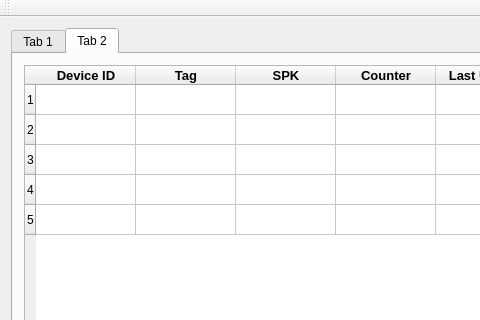
Above: mainwindow.ui from HarisFaris17/NFC-SPK-Gateway before the change; both pictures show x 0 to 480 and y 0 to 320 of the 1094 by 673 pixel window. Below: the same form after it.
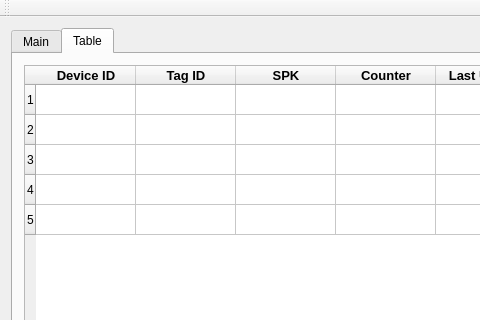
That is the form after the change. The open tabs and pages were chosen to show the change.

Diff of the .ui file:
```diff
--- a/mainwindow.ui
+++ b/mainwindow.ui
@@ -22,7 +22,7 @@
       </property>
       <widget class="QWidget" name="tab">
        <attribute name="title">
-        <string>Tab 1</string>
+        <string>Main</string>
        </attribute>
        <widget class="QWidget" name="layoutWidget">
         <property name="geometry">
@@ -247,7 +247,7 @@
       </widget>
       <widget class="QWidget" name="tab_2">
        <attribute name="title">
-        <string>Tab 2</string>
+        <string>Table</string>
        </attribute>
        <layout class="QHBoxLayout" name="horizontalLayout_4">
         <item>
@@ -274,7 +274,7 @@
           </column>
           <column>
            <property name="text">
-            <string>Tag</string>
+            <string>Tag ID</string>
            </property>
            <property name="font">
             <font>
```
Left out of the diff: 10 changed lines with no effect on the pictures.
